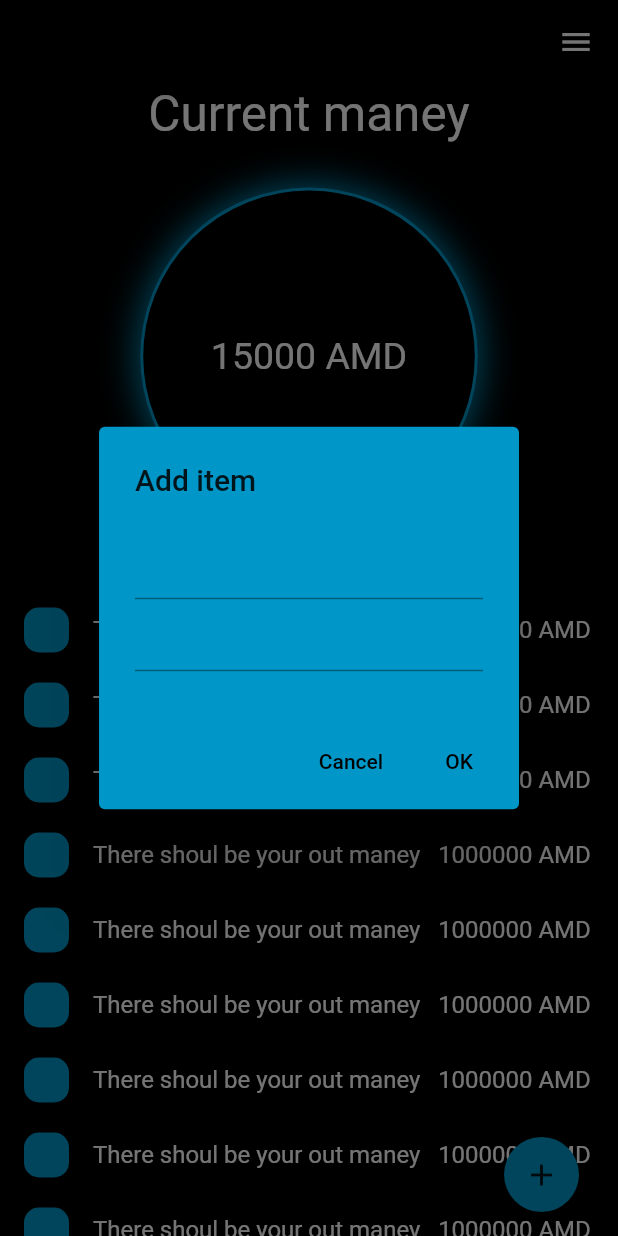
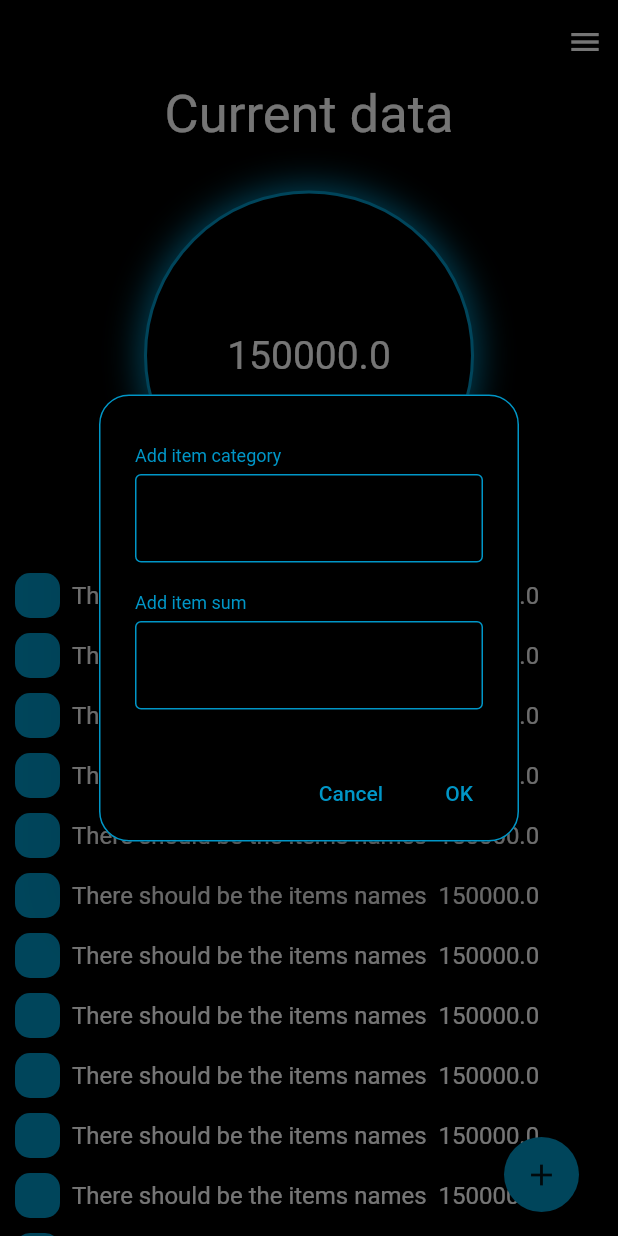
Before and after one commit to matev0syan/maney_app, a Flutter app: the screen it shows after launch, after a tap on the "add" icon, on a phone screen of 412 x 824 dp. Run offline on Flutter 3.47's test engine with Material 2 defaults, Android fonts, the phone set to English and light mode, and no system bars; our stand-ins replace flutter_bloc, freezed_annotation.

Commit message:
added home screen bloc

```diff
--- a/lib/main.dart
+++ b/lib/main.dart
@@ -1,18 +1,23 @@
 import 'package:flutter/material.dart';
+import 'package:flutter_bloc/flutter_bloc.dart';
+import 'package:maney_app/presentation/home_screen/bloc/home_screen_bloc_bloc.dart';
 import 'package:maney_app/presentation/home_screen/home_screen.dart';
 
 void main(List<String> args) {
-  runApp(const App());
+  runApp(const MoneyApp());
 }
 
-class App extends StatelessWidget {
-  const App({super.key});
+class MoneyApp extends StatelessWidget {
+  const MoneyApp({super.key});
 
   @override
   Widget build(BuildContext context) {
-    return const MaterialApp(
-      debugShowCheckedModeBanner: false,
-      home: HomeScreen(),
+    return BlocProvider(
+      create: (context) => HomeScreenBloc(),
+      child: MaterialApp(
+        debugShowCheckedModeBanner: false,
+        home: HomeScreen(homeScreenViewModel: homeScreenViewModel),
+      ),
     );
   }
 }
--- a/lib/presentation/home_screen/bloc/home_screen_bloc_bloc.dart
+++ b/lib/presentation/home_screen/bloc/home_screen_bloc_bloc.dart
@@ -1,14 +1,30 @@
-import 'package:bloc/bloc.dart';
+import 'package:flutter_bloc/flutter_bloc.dart';
 import 'package:freezed_annotation/freezed_annotation.dart';
+import 'package:maney_app/presentation/home_screen/models/consumable_item_view_model.dart';
+import 'package:maney_app/presentation/home_screen/models/home_screen_view_model.dart';
 
 part 'home_screen_bloc_event.dart';
 part 'home_screen_bloc_state.dart';
 part 'home_screen_bloc_bloc.freezed.dart';
 
-class HomeScreenBlocBloc extends Bloc<HomeScreenBlocEvent, HomeScreenBlocState> {
-  HomeScreenBlocBloc() : super(_Initial()) {
-    on<HomeScreenBlocEvent>((event, emit) {
-      // TODO: implement event handler
-    });
+class HomeScreenBloc extends Bloc<HomeScreenBlocEvent, HomeScreenBlocState> {
+  HomeScreenBloc()
+      : super(LoadedState(homeScreenViewModel: homeScreenViewModel)) {
+    on<AddConsumableItemEvent>(_addConsumableItemEvent);
+  }
+  _addConsumableItemEvent(
+      HomeScreenBlocEvent event, Emitter<HomeScreenBlocState> emit) {
+    emit(HomeScreenBlocState.loaded(homeScreenViewModel: homeScreenViewModel));
   }
 }
+
+// ignore: prefer_const_constructors
+HomeScreenViewModel homeScreenViewModel = HomeScreenViewModel(
+  totalAmount: 150000,
+  items: [
+    const ConsumableItemViewModel(
+      itemSum: 150000,
+      text: 'There should be the items names',
+    ),
+  ],
+);
--- a/lib/presentation/home_screen/bloc/home_screen_bloc_event.dart
+++ b/lib/presentation/home_screen/bloc/home_screen_bloc_event.dart
@@ -2,5 +2,9 @@ part of 'home_screen_bloc_bloc.dart';
 
 @freezed
 class HomeScreenBlocEvent with _$HomeScreenBlocEvent {
-  const factory HomeScreenBlocEvent.started() = _Started;
+  const factory HomeScreenBlocEvent.addItem({
+    required String itemName,
+    required double itemSum,
+  }) = AddConsumableItemEvent;
+  const factory HomeScreenBlocEvent.addCurrentSum() = AddCurrentSumEvent;
 }
--- a/lib/presentation/home_screen/bloc/home_screen_bloc_state.dart
+++ b/lib/presentation/home_screen/bloc/home_screen_bloc_state.dart
@@ -2,5 +2,10 @@ part of 'home_screen_bloc_bloc.dart';
 
 @freezed
 class HomeScreenBlocState with _$HomeScreenBlocState {
-  const factory HomeScreenBlocState.initial() = _Initial;
+  const factory HomeScreenBlocState.initial() = InitialState;
+  const factory HomeScreenBlocState.empty() = EmptyState;
+  const factory HomeScreenBlocState.loading() = LoadingState;
+  const factory HomeScreenBlocState.loaded({
+    required HomeScreenViewModel homeScreenViewModel,
+  }) = LoadedState;
 }
--- a/lib/presentation/home_screen/home_screen.dart
+++ b/lib/presentation/home_screen/home_screen.dart
@@ -1,48 +1,72 @@
 import 'package:flutter/material.dart';
 import 'package:maney_app/packages/colors_theme.dart';
-import 'package:maney_app/presentation/home_screen/widgets/add_button.dart';
-import 'package:maney_app/presentation/home_screen/widgets/byed_items_container.dart';
+import 'package:maney_app/presentation/home_screen/models/home_screen_view_model.dart';
+import 'package:maney_app/presentation/home_screen/widgets/add_consumable_item_button.dart';
+import 'package:maney_app/presentation/home_screen/widgets/consumable_item_container.dart';
 import 'package:maney_app/presentation/home_screen/widgets/current_data_container.dart';
 
 class HomeScreen extends StatelessWidget {
-  const HomeScreen({super.key});
+  const HomeScreen({
+    super.key,
+    required this.homeScreenViewModel,
+  });
+
+  final HomeScreenViewModel homeScreenViewModel;
 
   @override
   Widget build(BuildContext context) {
     return Scaffold(
       backgroundColor: kMainColorBlack,
-      appBar: AppBar(
+      body: CustomScrollView(
+        slivers: [
+          const SliverAppBar(
+            pinned: true,
+            snap: false,
+            floating: false,
             backgroundColor: kMainColorBlack,
-        actions: const [
+            actions: [
               Icon(
                 Icons.menu_sharp,
                 color: kMainColorWhite,
               ),
-          SizedBox(
-            width: 16,
-          )
+              SizedBox(width: 10),
             ],
           ),
-      body: ListView(
-        children: [
-          const Padding(
-            padding: EdgeInsets.symmetric(horizontal: 35),
+          const SliverToBoxAdapter(
             child: Text(
-              'Current maney',
+              'Current data',
               textAlign: TextAlign.center,
               style: TextStyle(
-                fontSize: 33,
+                fontSize: 35,
                 color: kMainColorWhite,
               ),
             ),
           ),
-          const SizedBox(height: 30),
-          const CurrentDataContainer(),
-          const SizedBox(height: 45),
-          for (int i = 0; i < 20; i++) const ByedItemsContainer(),
+          const SliverToBoxAdapter(
+            child: SizedBox(height: 30),
+          ),
+          SliverToBoxAdapter(
+            child: CurrentDataContainer(
+              currentSum: '${homeScreenViewModel.totalAmount}',
+            ),
+          ),
+          const SliverToBoxAdapter(
+            child: SizedBox(height: 30),
+          ),
+          if (homeScreenViewModel.items.isNotEmpty)
+            SliverList(
+              delegate: SliverChildBuilderDelegate(
+                (BuildContext context, int index) {
+                  return ConsumableItemContainer(
+                    viewModel: homeScreenViewModel,
+                  );
+                },
+                childCount: 20,
+              ),
+            ),
         ],
       ),
-      floatingActionButton: const AddButton(),
+      floatingActionButton: const AddConsumableItemButton(),
     );
   }
 }
--- /dev/null
+++ b/lib/presentation/home_screen/models/consumable_item_view_model.dart
@@ -0,0 +1,11 @@
+import 'package:freezed_annotation/freezed_annotation.dart';
+
+part 'consumable_item_view_model.freezed.dart';
+
+@freezed
+class ConsumableItemViewModel with _$ConsumableItemViewModel {
+  const factory ConsumableItemViewModel({
+    required String text,
+    required double itemSum,
+  }) = _ConsumableItemViewModel;
+}
--- a/lib/presentation/home_screen/models/home_screen_view_model.dart
+++ b/lib/presentation/home_screen/models/home_screen_view_model.dart
@@ -1,8 +1,12 @@
-// import 'package:freezed_annotation/freezed_annotation.dart';
+import 'package:freezed_annotation/freezed_annotation.dart';
+import 'consumable_item_view_model.dart';
 
-// @freezed
-// class HomeScreenViewModel with _$HomeScreenViewModel{
-//   factory   HomeScreenViewModel({
-//     required String maney,
-//   })=_HomeScreenViewModel;
-// }
+part 'home_screen_view_model.freezed.dart';
+
+@freezed
+class HomeScreenViewModel with _$HomeScreenViewModel {
+  const factory HomeScreenViewModel({
+    required double totalAmount,
+    required List<ConsumableItemViewModel> items,
+  }) = _HomeScreenViewModel;
+}
--- a/lib/presentation/home_screen/widgets/add_button.dart
+++ /dev/null
@@ -1,62 +0,0 @@
-import 'package:flutter/material.dart';
-import 'package:maney_app/packages/colors_theme.dart';
-
-class AddButton extends StatelessWidget {
-  const AddButton({super.key});
-
-  @override
-  Widget build(BuildContext context) {
-    return Padding(
-      padding: const EdgeInsets.only(right: 10),
-      child: GestureDetector(
-        onTap: () {
-          showDialog<String>(
-            context: context,
-            builder: (BuildContext context) => AlertDialog(
-              backgroundColor: kMainColorBlue,
-              title: const Text('Add item'),
-              content: Container(
-                height: 100,
-                child: Column(
-                  children: const [
-                    TextField(),
-                    TextField(),
-                  ],
-                ),
-              ),
-              actions: <Widget>[
-                TextButton(
-                  onPressed: () => Navigator.pop(context, 'Cancel'),
-                  child: const Text(
-                    'Cancel',
-                    style: TextStyle(
-                      color: kMainColorBlack,
-                    ),
-                  ),
-                ),
-                TextButton(
-                  onPressed: () => Navigator.pop(context, 'OK'),
-                  child: const Text(
-                    'OK',
-                    style: TextStyle(
-                      color: kMainColorBlack,
-                    ),
-                  ),
-                ),
-              ],
-            ),
-          );
-        },
-        child: Container(
-          decoration: const BoxDecoration(
-            color: kMainColorBlue,
-            shape: BoxShape.circle,
-          ),
-          height: 50,
-          width: 50,
-          child: const Icon(Icons.add),
-        ),
-      ),
-    );
-  }
-}
--- /dev/null
+++ b/lib/presentation/home_screen/widgets/add_consumable_item_button.dart
@@ -0,0 +1,112 @@
+import 'package:flutter/material.dart';
+import 'package:flutter_bloc/flutter_bloc.dart';
+import 'package:maney_app/packages/colors_theme.dart';
+import 'package:maney_app/presentation/home_screen/bloc/home_screen_bloc_bloc.dart';
+
+class AddConsumableItemButton extends StatelessWidget {
+  const AddConsumableItemButton({super.key});
+
+  @override
+  Widget build(BuildContext context) {
+    return Padding(
+      padding: const EdgeInsets.only(right: 10),
+      child: GestureDetector(
+        onTap: () {
+          showDialog(
+            context: context,
+            builder: (BuildContext context) => AlertDialog(
+              backgroundColor: kMainColorBlack,
+              shape: const RoundedRectangleBorder(
+                  borderRadius: BorderRadius.all(Radius.circular(20)),
+                  side: BorderSide(
+                    color: kMainColorBlue,
+                  )),
+              content: SizedBox(
+                height: 190,
+                child: Column(
+                  crossAxisAlignment: CrossAxisAlignment.start,
+                  children: const [
+                    SizedBox(height: 14),
+                    Text(
+                      'Add item category',
+                      style: TextStyle(
+                        fontSize: 12,
+                        color: kMainColorBlue,
+                      ),
+                    ),
+                    SizedBox(height: 5),
+                    TextField(
+                      decoration: InputDecoration(
+                        enabledBorder: OutlineInputBorder(
+                          borderSide: BorderSide(color: kMainColorBlue),
+                        ),
+                        focusedBorder: OutlineInputBorder(
+                          borderSide:
+                              BorderSide(width: 2, color: kMainColorBlue),
+                        ),
+                      ),
+                    ),
+                    SizedBox(height: 20),
+                    Text(
+                      'Add item sum',
+                      style: TextStyle(
+                        fontSize: 12,
+                        color: kMainColorBlue,
+                      ),
+                    ),
+                    SizedBox(height: 5),
+                    TextField(
+                      decoration: InputDecoration(
+                        enabledBorder: OutlineInputBorder(
+                          borderSide: BorderSide(color: kMainColorBlue),
+                        ),
+                        focusedBorder: OutlineInputBorder(
+                          borderSide:
+                              BorderSide(width: 2, color: kMainColorBlue),
+                        ),
+                      ),
+                    ),
+                  ],
+                ),
+              ),
+              actions: [
+                TextButton(
+                  onPressed: () => Navigator.pop(context, 'Cancel'),
+                  child: const Text(
+                    'Cancel',
+                    style: TextStyle(
+                      color: kMainColorBlue,
+                    ),
+                  ),
+                ),
+                TextButton(
+                  onPressed: () {
+                    context.read<HomeScreenBloc>().add(
+                        const HomeScreenBlocEvent.addItem(
+                            itemName: 'Text', itemSum: 15000000000));
+                    Navigator.pop(context, 'OK');
+                  },
+                  child: const Text(
+                    'OK',
+                    style: TextStyle(
+                      color: kMainColorBlue,
+                    ),
+                  ),
+                ),
+              ],
+            ),
+          );
+        },
+        child: Container(
+          decoration: const BoxDecoration(
+            color: kMainColorBlue,
+            shape: BoxShape.circle,
+          ),
+          height: 50,
+          width: 50,
+          child: const Icon(Icons.add),
+        ),
+      ),
+    );
+  }
+}
--- a/lib/presentation/home_screen/widgets/add_items_dialog.dart
+++ /dev/null
@@ -1,12 +0,0 @@
-import 'package:flutter/material.dart';
-import 'package:flutter/src/widgets/container.dart';
-import 'package:flutter/src/widgets/framework.dart';
-
-class AddItemsDialog extends StatelessWidget {
-  const AddItemsDialog({super.key});
-
-  @override
-  Widget build(BuildContext context) {
-    return Container();
-  }
-}
--- a/lib/presentation/home_screen/widgets/byed_items_container.dart
+++ /dev/null
@@ -1,34 +0,0 @@
-import 'package:flutter/material.dart';
-import 'package:maney_app/packages/colors_theme.dart';
-
-class ByedItemsContainer extends StatelessWidget {
-  const ByedItemsContainer({super.key});
-
-  @override
-  Widget build(BuildContext context) {
-    return Row(
-      children: [
-        Padding(
-          padding: const EdgeInsets.symmetric(horizontal: 16, vertical: 10),
-          child: Container(
-            width: 30,
-            height: 30,
-            decoration: BoxDecoration(
-              color: kMainColorBlue,
-              borderRadius: BorderRadius.circular(10),
-            ),
-          ),
-        ),
-        const Flexible(
-          child: Text(
-            'There shoul be your out maney   1000000 AMD',
-            style: TextStyle(
-              fontSize: 16,
-              color: kMainColorWhite,
-            ),
-          ),
-        )
-      ],
-    );
-  }
-}
--- /dev/null
+++ b/lib/presentation/home_screen/widgets/consumable_item_container.dart
@@ -0,0 +1,44 @@
+import 'package:flutter/material.dart';
+import 'package:maney_app/packages/colors_theme.dart';
+import 'package:maney_app/presentation/home_screen/models/home_screen_view_model.dart';
+
+class ConsumableItemContainer extends StatelessWidget {
+  const ConsumableItemContainer({
+    super.key,
+    required this.viewModel,
+  });
+
+  final HomeScreenViewModel viewModel;
+
+  @override
+  Widget build(BuildContext context) {
+    return Padding(
+      padding: const EdgeInsets.symmetric(horizontal: 10, vertical: 5),
+      child: Row(
+        crossAxisAlignment: CrossAxisAlignment.center,
+        children: [
+          Padding(
+            padding: const EdgeInsets.only(right: 8),
+            child: Container(
+              width: 30,
+              height: 30,
+              decoration: BoxDecoration(
+                color: kMainColorBlue,
+                borderRadius: BorderRadius.circular(10),
+              ),
+            ),
+          ),
+          Flexible(
+            child: Text(
+              '${viewModel.items.first.text}  ${viewModel.items.first.itemSum}',
+              style: const TextStyle(
+                fontSize: 16,
+                color: kMainColorWhite,
+              ),
+            ),
+          )
+        ],
+      ),
+    );
+  }
+}
--- a/lib/presentation/home_screen/widgets/current_data_container.dart
+++ b/lib/presentation/home_screen/widgets/current_data_container.dart
@@ -2,14 +2,17 @@ import 'package:flutter/material.dart';
 import 'package:maney_app/packages/colors_theme.dart';
 
 class CurrentDataContainer extends StatelessWidget {
-  const CurrentDataContainer({super.key});
+  const CurrentDataContainer({
+    super.key,
+    required this.currentSum,
+  });
+
+  final String currentSum;
 
   @override
   Widget build(BuildContext context) {
-    return Padding(
-      padding: const EdgeInsets.symmetric(horizontal: 35),
-      child: Container(
-        height: 225,
+    return Container(
+      height: 220,
       decoration: BoxDecoration(
         boxShadow: const [
           BoxShadow(
@@ -18,21 +21,20 @@ class CurrentDataContainer extends StatelessWidget {
             spreadRadius: 2,
           )
         ],
-          color: Colors.black,
+        color: kMainColorBlack,
         shape: BoxShape.circle,
         border: Border.all(
           width: 2,
           color: kMainColorBlue,
         ),
       ),
-        child: const Center(
+      child: Center(
         child: Text(
-            '15000 AMD',
+          currentSum,
           textAlign: TextAlign.center,
-            style: TextStyle(
-              fontSize: 25,
+          style: const TextStyle(
+            fontSize: 26,
             color: kMainColorWhite,
-            ),
           ),
         ),
       ),
--- a/pubspec.yaml
+++ b/pubspec.yaml
@@ -20,7 +20,8 @@ publish_to: 'none' # Remove this line if you wish to publish to pub.dev
 version: 1.0.0+1
 
 environment:
-  sdk: '>=2.19.0-255.2.beta <3.0.0'
+  sdk: '>=2.18.4 <3.0.0'
+  #  sdk: '>=2.19.0-255.2.beta <3.0.0'
 
 # Dependencies specify other packages that your package needs in order to work.
 # To automatically upgrade your package dependencies to the latest versions
```
Also changed, not shown: lib/presentation/home_screen/bloc/home_screen_bloc_bloc.freezed.dart, lib/presentation/home_screen/models/consumable_item_view_model.freezed.dart (added), lib/presentation/home_screen/models/home_screen_view_model.freezed.dart (added). Lines whose indentation alone changed are shown as unchanged.
